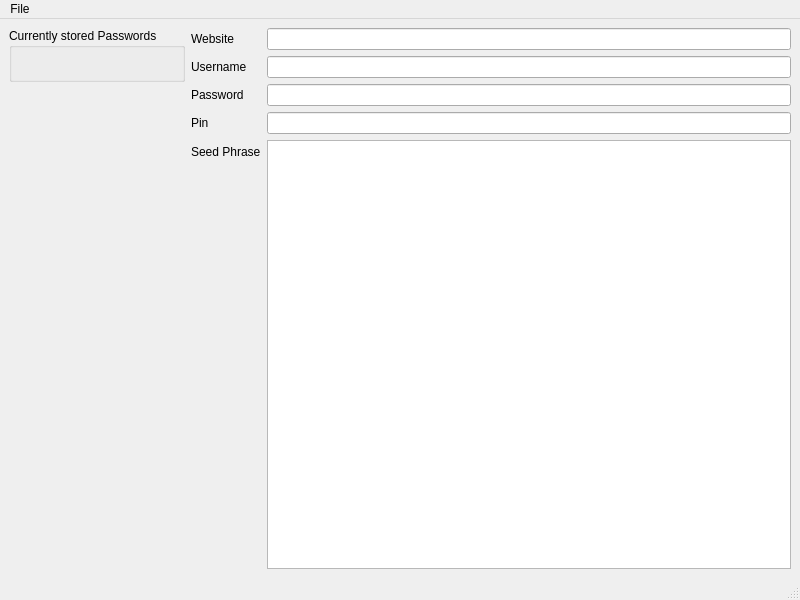
Old version of the form MainWindow.ui in the repository Harrisonp365/FinalPassV2.
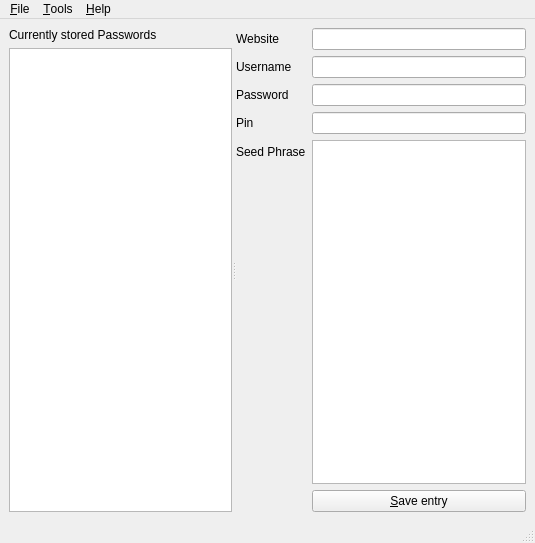
New version of the form.

```diff
--- a/MainWindow.ui
+++ b/MainWindow.ui
@@ -6,8 +6,8 @@
    <rect>
     <x>0</x>
     <y>0</y>
-    <width>800</width>
-    <height>600</height>
+    <width>535</width>
+    <height>543</height>
    </rect>
   </property>
   <property name="windowTitle">
@@ -38,15 +38,27 @@
    <property name="autoFillBackground">
     <bool>true</bool>
    </property>
-   <layout class="QFormLayout" name="formLayout">
-    <item row="0" column="0">
-     <widget class="QGroupBox" name="CurrentEntries">
-      <property name="title">
+   <layout class="QVBoxLayout" name="verticalLayout">
+    <item>
+     <widget class="QSplitter" name="splitter">
+      <property name="orientation">
+       <enum>Qt::Horizontal</enum>
+      </property>
+      <widget class="QWidget" name="verticalLayoutWidget">
+       <layout class="QVBoxLayout" name="leftVerticalLayout">
+        <item>
+         <widget class="QLabel" name="PasswordHeading">
+          <property name="text">
        <string>Currently stored Passwords</string>
       </property>
      </widget>
     </item>
-    <item row="0" column="1">
+        <item>
+         <widget class="QListView" name="passwordView"/>
+        </item>
+       </layout>
+      </widget>
+      <widget class="QWidget" name="formLayoutWidget">
      <layout class="QFormLayout" name="rightFormLayout">
       <item row="0" column="0">
        <widget class="QLabel" name="siteLabel">
@@ -75,9 +87,6 @@
         </property>
        </widget>
       </item>
-      <item row="2" column="1">
-       <widget class="QLineEdit" name="passEdit"/>
-      </item>
       <item row="3" column="0">
        <widget class="QLabel" name="pinLabel">
         <property name="text">
@@ -96,9 +105,21 @@
        </widget>
       </item>
       <item row="4" column="1">
-       <widget class="QPlainTextEdit" name="seedEdit"/>
-      </item>
-     </layout>
+         <widget class="QPlainTextEdit" name="plainTextEdit"/>
+        </item>
+        <item row="2" column="1">
+         <widget class="QLineEdit" name="passwordEdit"/>
+        </item>
+        <item row="5" column="1">
+         <widget class="QPushButton" name="saveButton">
+          <property name="text">
+           <string>&amp;Save entry</string>
+          </property>
+         </widget>
+        </item>
+       </layout>
+      </widget>
+     </widget>
     </item>
    </layout>
   </widget>
@@ -107,17 +128,33 @@
     <rect>
      <x>0</x>
      <y>0</y>
-     <width>800</width>
+     <width>535</width>
      <height>21</height>
     </rect>
    </property>
    <widget class="QMenu" name="menuFile">
     <property name="title">
-     <string>File</string>
+     <string>&amp;File</string>
     </property>
-    <addaction name="action_Exit"/>
+    <addaction name="actionBackUp"/>
+    <addaction name="separator"/>
+    <addaction name="actionEXit"/>
+   </widget>
+   <widget class="QMenu" name="menuHelp">
+    <property name="title">
+     <string>&amp;Help</string>
+    </property>
+    <addaction name="actionAbout"/>
+   </widget>
+   <widget class="QMenu" name="menuTools">
+    <property name="title">
+     <string>&amp;Tools</string>
+    </property>
+    <addaction name="actionFind"/>
    </widget>
    <addaction name="menuFile"/>
+   <addaction name="menuTools"/>
+   <addaction name="menuHelp"/>
   </widget>
   <widget class="QStatusBar" name="statusbar"/>
   <action name="action_Exit">
```
Left out of the diff: 21 changed lines with no effect on the pictures. Lines whose indentation alone changed are shown as unchanged.
